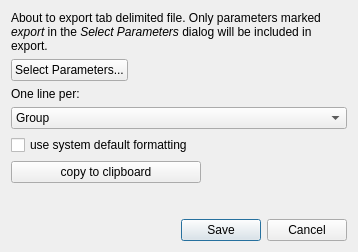
Above: QtPMbrowser/DlgExportMetadata.ui from ChrisHal/PMbrowser before the change. Below: the same form after it.
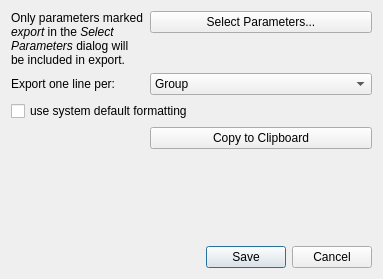
That is the form after the change.

Commit message: improve design of DlgExportMetadata and make it lokk good on macOS

Patch:
```diff
--- a/QtPMbrowser/DlgExportMetadata.ui
+++ b/QtPMbrowser/DlgExportMetadata.ui
@@ -6,15 +6,57 @@
    <rect>
     <x>0</x>
     <y>0</y>
-    <width>358</width>
-    <height>252</height>
+    <width>383</width>
+    <height>279</height>
    </rect>
   </property>
+  <property name="sizePolicy">
+   <sizepolicy hsizetype="Preferred" vsizetype="Preferred">
+    <horstretch>0</horstretch>
+    <verstretch>0</verstretch>
+   </sizepolicy>
+  </property>
   <property name="windowTitle">
    <string>Export metadata as table</string>
   </property>
-  <layout class="QGridLayout" name="gridLayout" rowstretch="0,0,0,0,0,0,0,0,0" columnstretch="0,0,0,0">
-   <item row="3" column="0" colspan="4">
+  <layout class="QFormLayout" name="formLayout">
+   <item row="0" column="0">
+    <widget class="QLabel" name="label_top">
+     <property name="text">
+      <string>&lt;html&gt;&lt;head/&gt;&lt;body&gt;&lt;p&gt;Only parameters marked &lt;span style=&quot; font-style:italic;&quot;&gt;export&lt;/span&gt; in the &lt;span style=&quot; font-style:italic;&quot;&gt;Select Parameters&lt;/span&gt; dialog will be included in export.&lt;/p&gt;&lt;/body&gt;&lt;/html&gt;</string>
+     </property>
+     <property name="scaledContents">
+      <bool>false</bool>
+     </property>
+     <property name="wordWrap">
+      <bool>true</bool>
+     </property>
+    </widget>
+   </item>
+   <item row="0" column="1">
+    <widget class="QPushButton" name="pushButtonSlectParamters">
+     <property name="sizePolicy">
+      <sizepolicy hsizetype="Minimum" vsizetype="Fixed">
+       <horstretch>0</horstretch>
+       <verstretch>0</verstretch>
+      </sizepolicy>
+     </property>
+     <property name="text">
+      <string>Select Parameters...</string>
+     </property>
+    </widget>
+   </item>
+   <item row="1" column="0">
+    <widget class="QLabel" name="label">
+     <property name="text">
+      <string>Export one line per:</string>
+     </property>
+     <property name="alignment">
+      <set>Qt::AlignmentFlag::AlignRight|Qt::AlignmentFlag::AlignTrailing|Qt::AlignmentFlag::AlignVCenter</set>
+     </property>
+    </widget>
+   </item>
+   <item row="1" column="1">
     <widget class="QComboBox" name="comboBoxLevel">
      <item>
       <property name="text">
@@ -38,14 +80,34 @@
      </item>
     </widget>
    </item>
-   <item row="5" column="0" colspan="2">
+   <item row="2" column="0" colspan="2">
+    <widget class="QCheckBox" name="checkBoxSystemLocale">
+     <property name="text">
+      <string>use system default formatting</string>
+     </property>
+    </widget>
+   </item>
+   <item row="3" column="1">
     <widget class="QPushButton" name="pushButtonCopy">
      <property name="text">
-      <string>copy to clipboard</string>
+      <string>Copy to Clipboard</string>
      </property>
     </widget>
    </item>
-   <item row="7" column="1" colspan="3">
+   <item row="5" column="1">
+    <widget class="QDialogButtonBox" name="buttonBox">
+     <property name="orientation">
+      <enum>Qt::Orientation::Horizontal</enum>
+     </property>
+     <property name="standardButtons">
+      <set>QDialogButtonBox::StandardButton::Cancel|QDialogButtonBox::StandardButton::Save</set>
+     </property>
+     <property name="centerButtons">
+      <bool>false</bool>
+     </property>
+    </widget>
+   </item>
+   <item row="4" column="0" colspan="2">
     <spacer name="verticalSpacer">
      <property name="orientation">
       <enum>Qt::Orientation::Vertical</enum>
@@ -58,53 +120,6 @@
      </property>
     </spacer>
    </item>
-   <item row="8" column="1" colspan="3">
-    <widget class="QDialogButtonBox" name="buttonBox">
-     <property name="orientation">
-      <enum>Qt::Orientation::Horizontal</enum>
-     </property>
-     <property name="standardButtons">
-      <set>QDialogButtonBox::StandardButton::Cancel|QDialogButtonBox::StandardButton::Save</set>
-     </property>
-     <property name="centerButtons">
-      <bool>false</bool>
-     </property>
-    </widget>
-   </item>
-   <item row="4" column="0" colspan="3">
-    <widget class="QCheckBox" name="checkBoxSystemLocale">
-     <property name="text">
-      <string>use system default formatting</string>
-     </property>
-    </widget>
-   </item>
-   <item row="0" column="0" colspan="4">
-    <widget class="QLabel" name="label_2">
-     <property name="text">
-      <string>&lt;html&gt;&lt;head/&gt;&lt;body&gt;&lt;p&gt;About to export tab delimited file. Only parameters marked &lt;span style=&quot; font-style:italic;&quot;&gt;export&lt;/span&gt; in the &lt;span style=&quot; font-style:italic;&quot;&gt;Select Parameters&lt;/span&gt; dialog will be included in export.&lt;/p&gt;&lt;/body&gt;&lt;/html&gt;</string>
-     </property>
-     <property name="scaledContents">
-      <bool>false</bool>
-     </property>
-     <property name="wordWrap">
-      <bool>true</bool>
-     </property>
-    </widget>
-   </item>
-   <item row="2" column="0" colspan="4">
-    <widget class="QLabel" name="label">
-     <property name="text">
-      <string>One line per:</string>
-     </property>
-    </widget>
-   </item>
-   <item row="1" column="0">
-    <widget class="QPushButton" name="pushButtonSlectParamters">
-     <property name="text">
-      <string>Select Parameters...</string>
-     </property>
-    </widget>
-   </item>
   </layout>
  </widget>
  <resources/>
```
